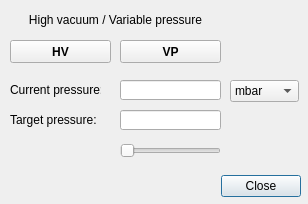
Old version of the form gui/variable_pressure_settings_dlg.ui in the repository SBEMimage/SBEMimage.
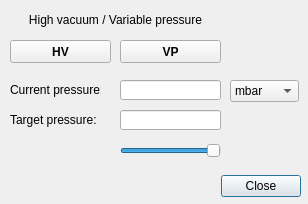
New version of the form.

Commit message: Attached sliders to FCC and VP controls, improved error handling

What changed in the file:
```diff
--- a/gui/variable_pressure_settings_dlg.ui
+++ b/gui/variable_pressure_settings_dlg.ui
@@ -126,6 +126,18 @@
      <height>22</height>
     </rect>
    </property>
+   <property name="minimum">
+    <number>-800</number>
+   </property>
+   <property name="maximum">
+    <number>-300</number>
+   </property>
+   <property name="singleStep">
+    <number>10</number>
+   </property>
+   <property name="pageStep">
+    <number>100</number>
+   </property>
    <property name="orientation">
     <enum>Qt::Horizontal</enum>
    </property>
```
The commit also changes 2 other files.
